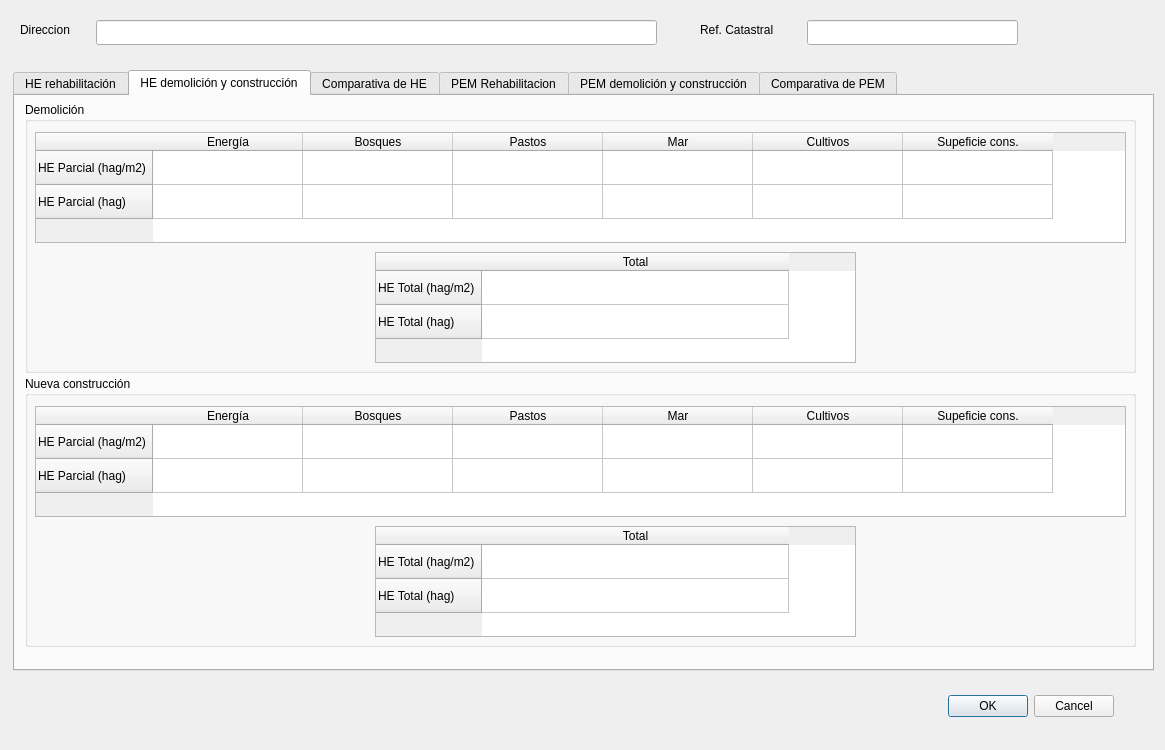
Qt form Ui_ResultForm.ui (rubenmarrufo/herevea) before a commit.
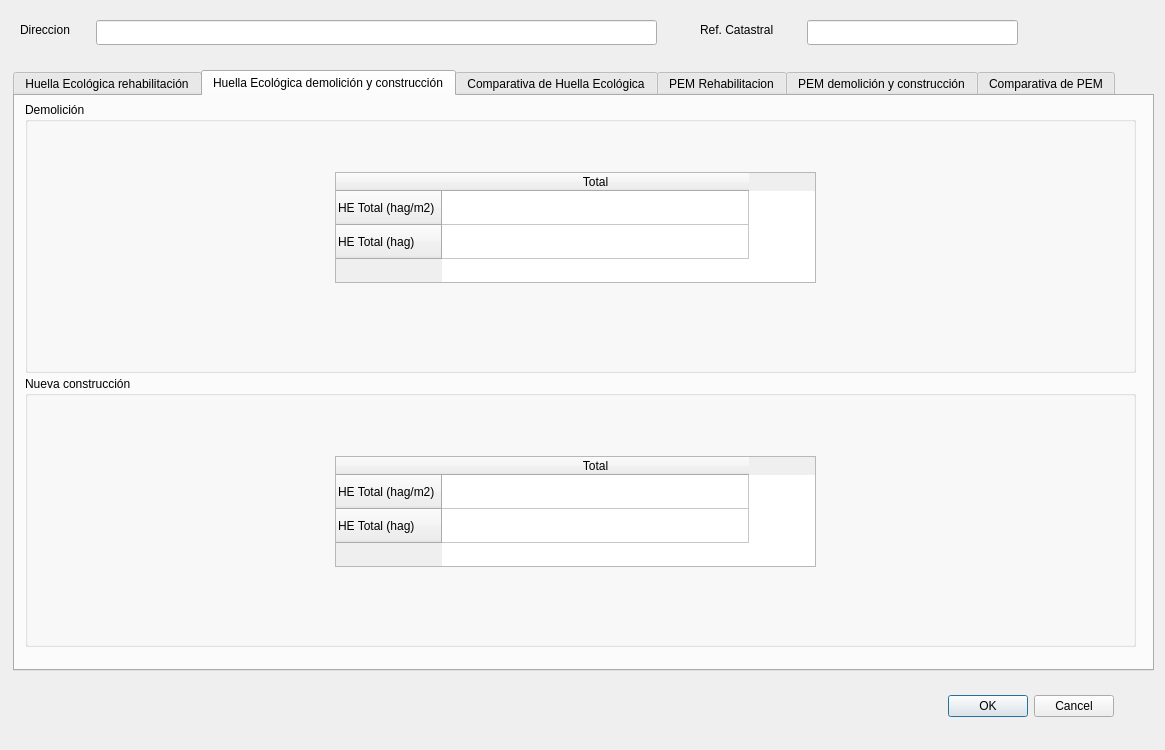
The same form after that commit. The open tabs and pages were chosen to show the change. Icons and pictures are not drawn.

What changed in the file:
```diff
--- a/Ui_ResultForm.ui
+++ b/Ui_ResultForm.ui
@@ -99,7 +99,7 @@
    </property>
    <widget class="QWidget" name="tab">
     <attribute name="title">
-     <string>HE rehabilitación</string>
+     <string>Huella Ecológica rehabilitación</string>
     </attribute>
     <widget class="QTableWidget" name="tabHERehParcial">
      <property name="geometry">
@@ -194,7 +194,7 @@
    </widget>
    <widget class="QWidget" name="tab_2">
     <attribute name="title">
-     <string>HE demolición y construcción</string>
+     <string>Huella Ecológica demolición y construcción</string>
     </attribute>
     <widget class="QGroupBox" name="groupBox">
      <property name="geometry">
@@ -208,70 +208,11 @@
      <property name="title">
       <string>Demolición</string>
      </property>
-     <widget class="QTableWidget" name="tabHEDemParcial">
-      <property name="geometry">
-       <rect>
-        <x>10</x>
-        <y>30</y>
-        <width>1091</width>
-        <height>111</height>
-       </rect>
-      </property>
-      <attribute name="horizontalHeaderDefaultSectionSize">
-       <number>150</number>
-      </attribute>
-      <attribute name="horizontalHeaderMinimumSectionSize">
-       <number>57</number>
-      </attribute>
-      <attribute name="verticalHeaderDefaultSectionSize">
-       <number>34</number>
-      </attribute>
-      <row>
-       <property name="text">
-        <string>HE Parcial (hag/m2)</string>
-       </property>
-      </row>
-      <row>
-       <property name="text">
-        <string>HE Parcial (hag)</string>
-       </property>
-      </row>
-      <column>
-       <property name="text">
-        <string>Energía</string>
-       </property>
-      </column>
-      <column>
-       <property name="text">
-        <string>Bosques</string>
-       </property>
-      </column>
-      <column>
-       <property name="text">
-        <string>Pastos</string>
-       </property>
-      </column>
-      <column>
-       <property name="text">
-        <string>Mar</string>
-       </property>
-      </column>
-      <column>
-       <property name="text">
-        <string>Cultivos</string>
-       </property>
-      </column>
-      <column>
-       <property name="text">
-        <string>Supeficie cons.</string>
-       </property>
-      </column>
-     </widget>
      <widget class="QTableWidget" name="tabHEDemTotal">
       <property name="geometry">
        <rect>
-        <x>350</x>
-        <y>150</y>
+        <x>310</x>
+        <y>70</y>
         <width>481</width>
         <height>111</height>
        </rect>
@@ -314,70 +255,11 @@
      <property name="title">
       <string>Nueva construcción</string>
      </property>
-     <widget class="QTableWidget" name="tabHEConsParcial">
-      <property name="geometry">
-       <rect>
-        <x>10</x>
-        <y>30</y>
-        <width>1091</width>
-        <height>111</height>
-       </rect>
-      </property>
-      <attribute name="horizontalHeaderDefaultSectionSize">
-       <number>150</number>
-      </attribute>
-      <attribute name="horizontalHeaderMinimumSectionSize">
-       <number>59</number>
-      </attribute>
-      <attribute name="verticalHeaderDefaultSectionSize">
-       <number>34</number>
-      </attribute>
-      <row>
-       <property name="text">
-        <string>HE Parcial (hag/m2)</string>
-       </property>
-      </row>
-      <row>
-       <property name="text">
-        <string>HE Parcial (hag)</string>
-       </property>
-      </row>
-      <column>
-       <property name="text">
-        <string>Energía</string>
-       </property>
-      </column>
-      <column>
-       <property name="text">
-        <string>Bosques</string>
-       </property>
-      </column>
-      <column>
-       <property name="text">
-        <string>Pastos</string>
-       </property>
-      </column>
-      <column>
-       <property name="text">
-        <string>Mar</string>
-       </property>
-      </column>
-      <column>
-       <property name="text">
-        <string>Cultivos</string>
-       </property>
-      </column>
-      <column>
-       <property name="text">
-        <string>Supeficie cons.</string>
-       </property>
-      </column>
-     </widget>
      <widget class="QTableWidget" name="tabHEConsTotal">
       <property name="geometry">
        <rect>
-        <x>350</x>
-        <y>150</y>
+        <x>310</x>
+        <y>80</y>
         <width>481</width>
         <height>111</height>
        </rect>
@@ -411,7 +293,7 @@
    </widget>
    <widget class="QWidget" name="ComparativadeHuella">
     <attribute name="title">
-     <string>Comparativa de HE</string>
+     <string>Comparativa de Huella Ecológica</string>
     </attribute>
     <widget class="QTableWidget" name="tabHEComp">
      <property name="geometry">
```
Left out of the diff: 8 changed lines with no effect on the pictures.
